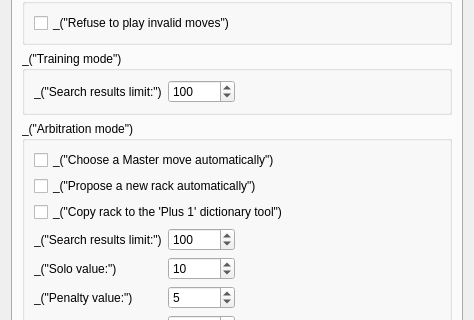
cjlano/eliot, file qt/ui/prefs_dialog.ui: the form before one commit; both pictures show x 0 to 474 and y 187 to 507 of the 474 by 622 pixel window.
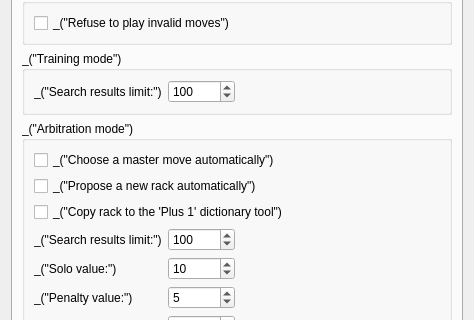
The form after the commit. The open tabs and pages were chosen to show the change.

```diff
--- a/qt/ui/prefs_dialog.ui
+++ b/qt/ui/prefs_dialog.ui
@@ -340,7 +340,7 @@
           <item>
            <widget class="QCheckBox" name="checkBoxArbitAutoMaster">
             <property name="text">
-             <string>_(&quot;Choose a Master move automatically&quot;)</string>
+             <string>_(&quot;Choose a master move automatically&quot;)</string>
             </property>
            </widget>
           </item>
```
Left out of the diff: 2 changed lines with no effect on the pictures.
